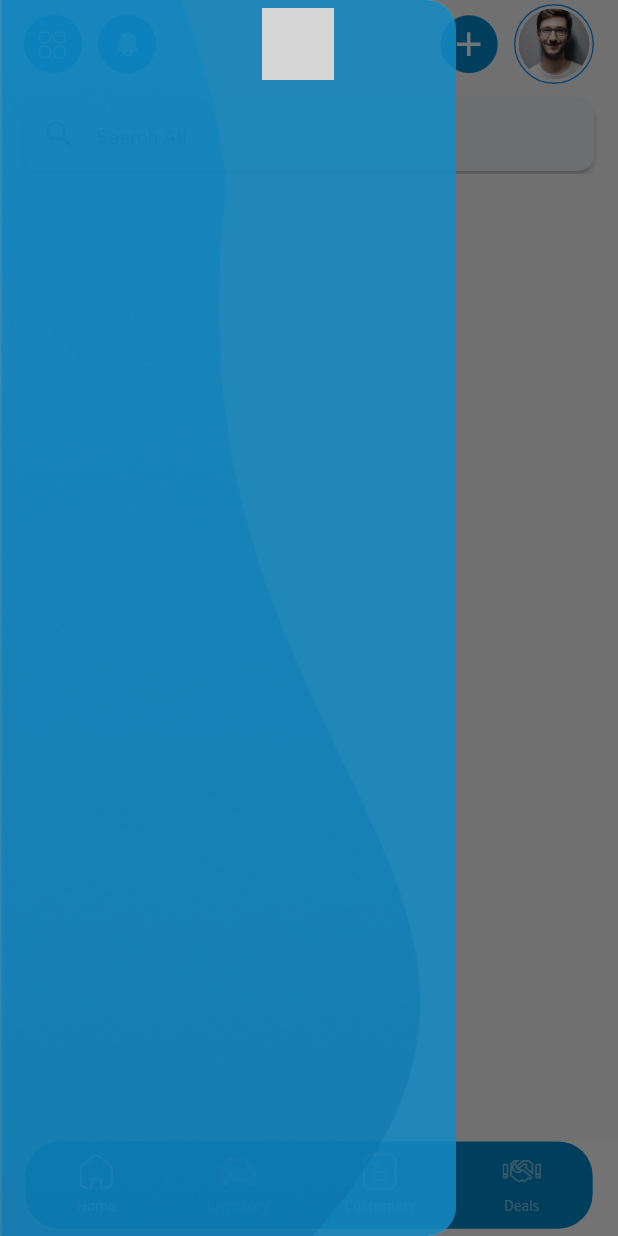
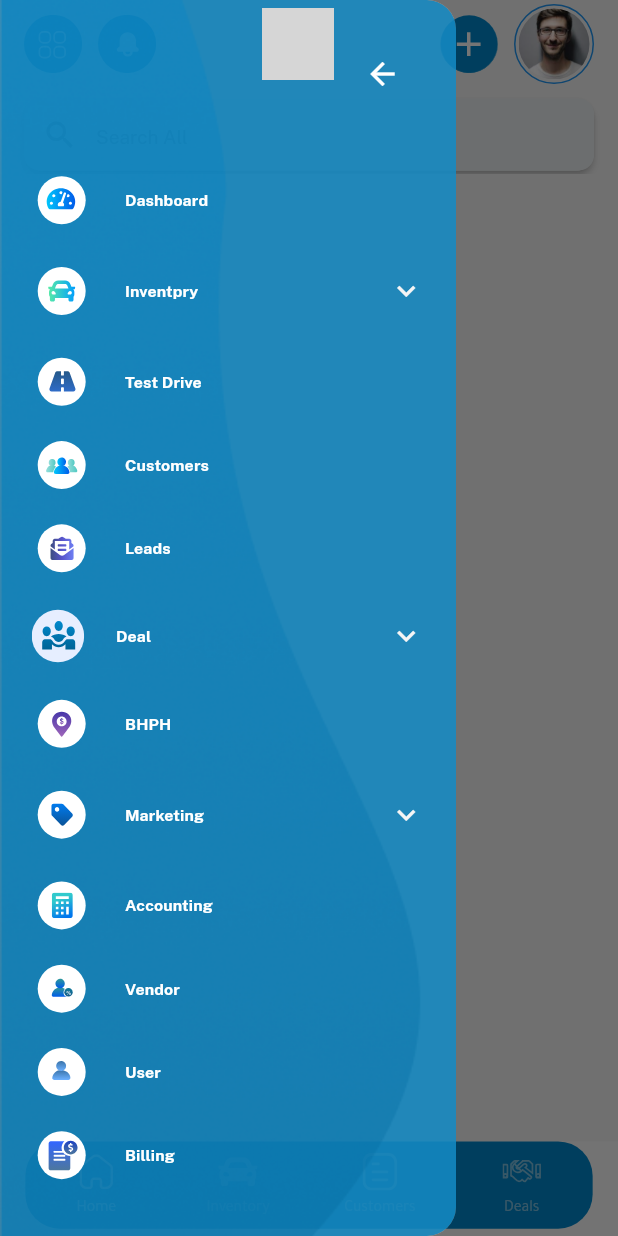
Before and after one commit to basicFlutter/sample_source_code, a Flutter app: the screen it shows after launch, with the side drawer open, on a phone screen of 412 x 824 dp. Run offline on Flutter 3.47's test engine with Material 2 defaults, Android fonts, the phone set to English and light mode, and no system bars; our stand-ins replace bloc, dartz, dio, dotted_line, dropdown_button2, equatable and 9 more; missing offline and left inert: global_bottom_navigation_bar; project files that could hold a hidden picture were left out; grey boxes are pictures that could not be loaded.

Commit message:
drawer added (not Complete)

```diff
--- a/lib/core/constants/app_colors.dart
+++ b/lib/core/constants/app_colors.dart
@@ -9,6 +9,7 @@ class AppColors {
   static const Color secondaryColor = Color(0xffE6EEFF);
   static const Color activeColor = Color(0xff65EB4F);
   static const Color primaryColor = Color(0xff0088CC);
+  static const Color lightPrimaryColor = Color(0xff43A5D7);
   static const Color darkBlueColor = Color(0xff2C3E50);
   static const Color cardColor = Color(0xffecf0f1);
   static const Color backgroundColor = Color(0xffF5F5F5);
--- a/lib/core/constants/app_images.dart
+++ b/lib/core/constants/app_images.dart
@@ -44,8 +44,21 @@ class AppImages {
   static String constInformation = 'assets/images/const_information.svg';
   static String purchaseInformation = 'assets/images/purchase_information.svg';
   static String receivedCommission = 'assets/images/received_commission.svg';
+  static String drawerBackground = 'assets/images/backMenu.png';
   static String hyperLink = 'assets/images/hyper_link.svg';
-  static String drawerBackground = 'assets/images/backMenu.png';
+
+  static String accounting = 'assets/images/menu/accounting.svg';
+  static String bhph = 'assets/images/menu/bhph.svg';
+  static String billing = 'assets/images/menu/billing.svg';
+  static String customers = 'assets/images/menu/customers.svg';
+  static String dashboard = 'assets/images/menu/dashboard.svg';
+  static String deals = 'assets/images/menu/deals.svg';
+  static String inventory = 'assets/images/menu/inventory.svg';
+  static String leads = 'assets/images/menu/leads.svg';
+  static String marketing = 'assets/images/menu/marketing.svg';
+  static String testDrive = 'assets/images/menu/testDrive.svg';
+  static String user = 'assets/images/menu/user.svg';
+  static String vendor = 'assets/images/menu/vendor.svg';
 
 
 
--- a/lib/core/constants/app_theme.dart
+++ b/lib/core/constants/app_theme.dart
@@ -5,11 +5,12 @@ import "package:new_panel/core/constants/app_colors.dart";
 class Style {
   static ThemeData lightTheme = ThemeData(
 
-       colorScheme: const ColorScheme(
-         surfaceTint: AppColors.selectedColor,
-       tertiary: AppColors.cardColor,
-       onTertiaryContainer: AppColors.darkBlueColor,
-       onTertiary: AppColors.grayText, //TEXTE KHAKESTARY K TU SEARCH BAR DARIM
+        colorScheme: const ColorScheme(
+          outline: AppColors.lightPrimaryColor,
+        surfaceTint: AppColors.selectedColor,
+        tertiary: AppColors.cardColor,
+        onTertiaryContainer: AppColors.darkBlueColor,
+        onTertiary: AppColors.grayText, //TEXTE KHAKESTARY K TU SEARCH BAR DARIM
         shadow: AppColors.customGray,
         brightness: Brightness.light,
         primary: AppColors.primaryColor,
--- a/lib/core/data/network/api_provider.dart
+++ b/lib/core/data/network/api_provider.dart
@@ -2,7 +2,7 @@ import 'package:dio/dio.dart';
 import 'package:pretty_dio_logger/pretty_dio_logger.dart';
 
 // const baseUrl = 'https://api.hillzusers.com/api/';
-const baseUrl = 'http://192.168.1.120:80';
+const baseUrl = 'http://192.168.1.120:8000';
 // const domain = 'localhost:3000';
 const imageBaseUrl = 'https://image123.azureedge.net';
 
@@ -29,7 +29,7 @@ class ApiProvider extends ApiProviderInterface {
     baseUrl: baseUrl,
     connectTimeout: 150000,
     headers: {
-      "Authorization" :"Bearer eyJhbGciOiJIUzI1NiIsInR5cCI6IkpXVCJ9.eyJzdWIiOjMsImlhdCI6MTY4MTYyMTcxNiwiZXhwIjoxNjgxODM3NzE2fQ.zDpovoMq7MgcESnOwzmDxJjv23swj_e-wA3cIyuRvho",
+      "Authorization" :"Bearer eyJhbGciOiJIUzI1NiIsInR5cCI6IkpXVCJ9.eyJzdWIiOjMsImlhdCI6MTY4MTg4MjM0MywiZXhwIjoxNjgxODg1OTQzfQ.pxJdnG_hjQwmK2TnCFyhaE5-FiRHBkgjcGCF7mWdzBU",
       "Content-Type": "application/json",
       "Accept": "application/json",
     },
--- a/lib/features/inventory_page/presentation/pages/inventory_page.dart
+++ b/lib/features/inventory_page/presentation/pages/inventory_page.dart
@@ -191,7 +191,7 @@ class _InventoryPageState extends State<InventoryPage> {
                 children: [
                   SvgPicture.asset(
                     AppImages.filter,
-                    width: 30,
+                    width: 30.w,
                   ),
                   SizedBox(
                     width: 10.w,
--- a/lib/features/main_page_feature/presentation/pages/main_page.dart
+++ b/lib/features/main_page_feature/presentation/pages/main_page.dart
@@ -1,6 +1,7 @@
 import 'package:flutter/material.dart';
 import 'package:flutter_bloc/flutter_bloc.dart';
 import 'package:flutter_screenutil/flutter_screenutil.dart';
+import 'package:flutter_svg/flutter_svg.dart';
 import 'package:global_bottom_navigation_bar/widgets/bottom_navigation_item.dart';
 import 'package:global_bottom_navigation_bar/widgets/scaffold_bottom_navigation.dart';
 import 'package:new_panel/core/constants/app_theme.dart';
@@ -12,6 +13,7 @@ import 'package:new_panel/main.dart';
 import '../../../../core/constants/app_images.dart';
 import '../../../../core/widgets/custom_body.dart';
 import '../../../home_page_feature/presentation/pages/home_page.dart';
+import '../widgets/custom_drawer.dart';
 
 class MainPage extends StatefulWidget {
   const MainPage({Key? key}) : super(key: key);
@@ -38,29 +40,8 @@ class _MainPageState extends State<MainPage> with TickerProviderStateMixin {
           themeMode = state.themeMode;
         }
         return Scaffold(
-          key:scaffoldKey ,
-
-          drawer: ClipRRect(
-            borderRadius: BorderRadius.only(topRight: Radius.circular(20.r) , bottomRight:Radius.circular(20.r) ),
-            child: Drawer(
-              elevation:0,
-              backgroundColor: Colors.white.withOpacity(0.3),
-              child: Container(
-
-                decoration: BoxDecoration(color: Colors.transparent,
-                  borderRadius: BorderRadius.only(topRight: Radius.circular(20.r) , bottomRight:Radius.circular(20.r) ),
-                    image: DecorationImage(
-                        fit: BoxFit.cover,
-                        image: AssetImage(AppImages.drawerBackground )) ,
-
-
-                ),
-                  child: Column(children: [
-
-                  ],)
-              ),
-            ),
-          ),
+          key: scaffoldKey,
+          drawer:CustomDrawer() ,
           body: pageList[indexPageSelected],
           bottomNavigationBar: CustomBottomNavigation(
             onSelected: (index) {
@@ -70,7 +51,7 @@ class _MainPageState extends State<MainPage> with TickerProviderStateMixin {
             },
             indexSelected: indexPageSelected,
           ),
-        ) ;
+        );
 
         //   MaterialApp(
         //   debugShowCheckedModeBanner: false,
@@ -82,6 +63,16 @@ class _MainPageState extends State<MainPage> with TickerProviderStateMixin {
       },
     );
   }
+
+
+
+
+
+
+
+
+
+
 
   List<BottomNavigationItem> buildBottomNavigationItemList() => [
         BottomNavigationItem(
--- /dev/null
+++ b/lib/features/main_page_feature/presentation/widgets/custom_drawer.dart
@@ -0,0 +1,181 @@
+import 'package:flutter/material.dart';
+import 'package:flutter_screenutil/flutter_screenutil.dart';
+import 'package:flutter_svg/svg.dart';
+import 'package:new_panel/features/main_page_feature/presentation/widgets/sub_menu.dart';
+
+import '../../../../core/constants/app_images.dart';
+
+class CustomDrawer extends StatefulWidget {
+  const CustomDrawer({Key? key}) : super(key: key);
+
+  @override
+  State<CustomDrawer> createState() => _CustomDrawerState();
+}
+
+class _CustomDrawerState extends State<CustomDrawer> {
+  @override
+  Widget build(BuildContext context) {
+    return _drawer(context);
+  }
+
+
+  Widget _drawer(BuildContext context) {
+    return ClipRRect(
+      borderRadius: BorderRadius.only(
+          topRight: Radius.circular(20.r), bottomRight: Radius.circular(20.r)),
+      child: Drawer(
+        elevation: 0,
+        backgroundColor: Colors.white.withOpacity(0.3),
+        child: Container(
+            decoration: BoxDecoration(
+              color: Colors.transparent,
+              borderRadius: BorderRadius.only(
+                  topRight: Radius.circular(20.r),
+                  bottomRight: Radius.circular(20.r)),
+              image: DecorationImage(
+                  fit: BoxFit.cover,
+                  image: AssetImage(AppImages.drawerBackground)),
+            ),
+            child: Column(
+              children: [
+                _backButton(context),
+                Expanded(
+                  child: Padding(
+                    padding:
+                    EdgeInsets.symmetric(vertical: 8.h, horizontal: 20.w),
+                    child: SingleChildScrollView(
+                      child: Column(
+                        children: [
+                          _drawerItem(
+                              context: context,
+                              title: 'Dashboard',
+                              imageUrl: AppImages.dashboard),
+                          _expansionItem(
+                              context: context,
+                              title: 'Inventpry',
+                              child: [const SubMenu()],
+                              imageUrl: AppImages.inventory),
+                          _drawerItem(
+                              context: context,
+                              title: 'Test Drive',
+                              imageUrl: AppImages.testDrive),
+                          _drawerItem(
+                              context: context,
+                              title: 'Customers',
+                              imageUrl: AppImages.customers),
+                          _drawerItem(
+                              context: context,
+                              title: 'Leads',
+                              imageUrl: AppImages.leads),
+                          _expansionItem(
+                              context: context,
+                              title: 'Deal',
+                              child: [
+
+                              ],
+                              imageUrl: AppImages.deal),
+                          _drawerItem(
+                              context: context,
+                              title: 'BHPH',
+                              imageUrl: AppImages.bhph),
+                          _expansionItem(
+                              context: context,
+                              title: 'Marketing',
+                              child: [],
+                              imageUrl: AppImages.marketing),
+                          _drawerItem(
+                              context: context,
+                              title: 'Accounting',
+                              imageUrl: AppImages.accounting),
+                          _drawerItem(
+                              context: context,
+                              title: 'Vendor',
+                              imageUrl: AppImages.vendor),
+                          _drawerItem(
+                              context: context,
+                              title: 'User',
+                              imageUrl: AppImages.user),
+                          _drawerItem(
+                              context: context,
+                              title: 'Billing',
+                              imageUrl: AppImages.billing),
+                        ],
+                      ),
+                    ),
+                  ),
+                )
+              ],
+            )),
+      ),
+    );
+  }
+
+
+
+
+
+  Widget _expansionItem(
+      {required BuildContext context,
+        required String title,
+        required String imageUrl,
+        required List<Widget> child}) {
+    return ClipRRect(
+      borderRadius: BorderRadius.all(Radius.circular(6.r)),
+      child: Theme(
+        data: ThemeData(
+          dividerColor:
+          Theme.of(context).colorScheme.background.withOpacity(0.4),
+        ),
+        child: ExpansionTile(
+            children: child,
+            backgroundColor:
+            Theme.of(context).colorScheme.background.withOpacity(0.3),
+            iconColor: Theme.of(context).colorScheme.background,
+            collapsedIconColor: Theme.of(context).colorScheme.background,
+            tilePadding: EdgeInsets.zero,
+            title: _drawerItem(
+                context: context, imageUrl: imageUrl, title: title)),
+      ),
+    );
+  }
+
+  Widget _drawerItem(
+      {required BuildContext context,
+        required String imageUrl,
+        required String title}) {
+    return Padding(
+      padding: EdgeInsets.symmetric(vertical: 8.h),
+      child: Row(
+        children: [
+          SvgPicture.asset(imageUrl),
+          SizedBox(
+            width: 20.w,
+          ),
+          Text(
+            title,
+            style: Theme.of(context)
+                .textTheme
+                .titleSmall!
+                .copyWith(color: Colors.white),
+          )
+        ],
+      ),
+    );
+  }
+
+  Widget _backButton(BuildContext context) {
+    return Padding(
+      padding: const EdgeInsets.all(25.0),
+      child: Row(
+        mainAxisAlignment: MainAxisAlignment.end,
+        children: [
+          IconButton(
+              onPressed: () {
+                Navigator.of(context).pop();
+              },
+              icon: Icon(Icons.arrow_back, color: Colors.white))
+        ],
+      ),
+    );
+  }
+}
```
Also changed, not shown: lib/features/main_page_feature/presentation/widgets/sub_menu.dart (added, +99 -0 lines), assets/images/menu/dashboard.svg, assets/images/menu/inventory.svg.
